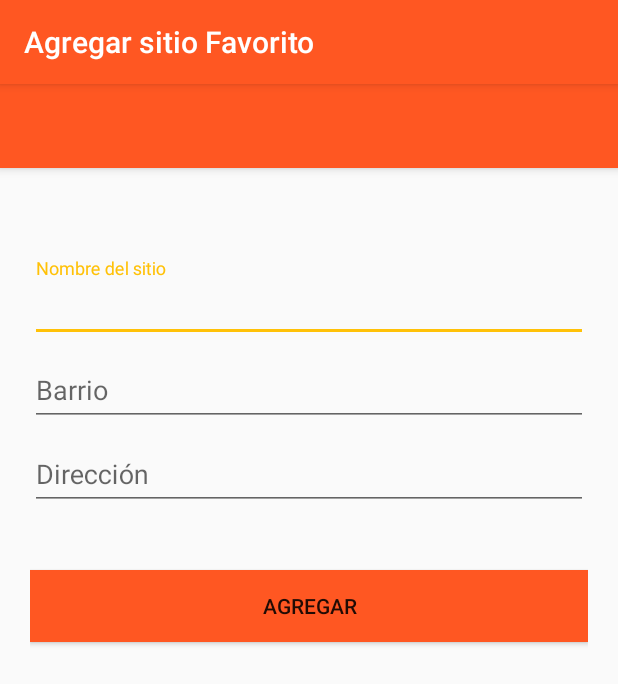
After one commit to LauraCortes/PlanIt, an Android app: the AgregarSitioActivity screen opened directly, with no data from a screen before it, on a phone screen of 412 x 824 dp. The commit adds this screen. Shown: the top 684 px of the screen. Run offline under Robolectric (Android 15) with nearby library versions, the phone set to English and light mode, and no system bars; 1 statement that could not run was skipped.

Commit message:
Agregadas pantallas para administración de sitios, así como design y la paleta de colores

```diff
--- a/app/build.gradle
+++ b/app/build.gradle
@@ -24,4 +24,5 @@ dependencies {
     testCompile 'junit:junit:4.12'
     compile 'com.android.support:appcompat-v7:24.2.0'
     compile 'uk.co.chrisjenx:calligraphy:2.1.0'
+    compile 'com.android.support:design:24.2.1'
 }
--- a/app/src/main/AndroidManifest.xml
+++ b/app/src/main/AndroidManifest.xml
@@ -19,8 +19,10 @@
             </intent-filter>
         </activity>
         <activity android:name=".RegistroActivity">
+        </activity>
 
-        </activity>
+        <activity android:name=".SitiosActivity"/>
+        <activity android:name=".AgregarSitioActivity"/>
     </application>
 
 </manifest>
--- /dev/null
+++ b/app/src/main/java/com/example/laura/planit/AgregarSitioActivity.java
@@ -0,0 +1,27 @@
+package com.example.laura.planit;
+
+import android.app.Activity;
+import android.os.Bundle;
+import android.support.v7.app.AppCompatActivity;
+import android.support.v7.widget.Toolbar;
+
+/**
+ * Created by Laura on 12/09/2016.
+ */
+public class AgregarSitioActivity extends AppCompatActivity{
+
+    Toolbar toolbar;
+    @Override
+    protected void onCreate(Bundle savedInstanceState) {
+        super.onCreate(savedInstanceState);
+        toolbar = (Toolbar) findViewById(R.id.toolbarAgregarSitio);
+        setContentView(R.layout.activity_agregar_sitios);
+        System.out.println("antes");
+        setSupportActionBar(toolbar);
+        getSupportActionBar().setTitle("Agregar sitio Favorito");
+        System.out.println("ahora");
+
+    }
+
+
+}
--- a/app/src/main/java/com/example/laura/planit/MainActivity.java
+++ b/app/src/main/java/com/example/laura/planit/MainActivity.java
@@ -34,5 +34,9 @@ public class MainActivity extends AppCompatActivity {
         startActivity(i);
     }
 
-
+    public void lanzarSitios(View view)
+    {
+        Intent i = new Intent(this, SitiosActivity.class);
+        startActivity(i);
+    }
 }
--- /dev/null
+++ b/app/src/main/res/layout/activity_agregar_sitios.xml
@@ -0,0 +1,76 @@
+<?xml version="1.0" encoding="utf-8"?>
+<android.support.design.widget.CoordinatorLayout xmlns:android="http://schemas.android.com/apk/res/android"
+    xmlns:app="http://schemas.android.com/apk/res-auto"
+    android:layout_width="match_parent"
+    android:layout_height="match_parent">
+
+    <android.support.design.widget.AppBarLayout
+        android:layout_width="match_parent"
+        android:layout_height="wrap_content"
+        android:theme="@style/ThemeOverlay.AppCompat.Dark.ActionBar">
+
+        <android.support.v7.widget.Toolbar
+            android:id="@+id/toolbarAgregarSitio"
+            android:layout_width="match_parent"
+            android:layout_height="?attr/actionBarSize"
+            android:background="?attr/colorPrimary"
+            app:layout_scrollFlags="scroll|enterAlways"
+            app:popupTheme="@style/ThemeOverlay.AppCompat.Light">
+        </android.support.v7.widget.Toolbar>
+    </android.support.design.widget.AppBarLayout>
+
+    <LinearLayout
+        android:layout_width="fill_parent"
+        android:layout_height="match_parent"
+        android:layout_marginTop="?attr/actionBarSize"
+        android:orientation="vertical"
+        android:paddingLeft="20dp"
+        android:paddingRight="20dp"
+        android:paddingTop="60dp">
+
+        <android.support.design.widget.TextInputLayout
+            android:layout_width="match_parent"
+            android:layout_height="wrap_content">
+
+            <EditText
+                android:id="@+id/txtNombre"
+                android:layout_width="match_parent"
+                android:layout_height="wrap_content"
+                android:singleLine="true"
+                android:hint="Nombre del sitio" />
+        </android.support.design.widget.TextInputLayout>
+
+        <android.support.design.widget.TextInputLayout
+            android:layout_width="match_parent"
+            android:layout_height="wrap_content">
+
+            <EditText
+                android:id="@+id/txtBarrio"
+                android:layout_width="match_parent"
+                android:layout_height="wrap_content"
+                android:inputType="textCapWords"
+                android:hint="Barrio" />
+        </android.support.design.widget.TextInputLayout>
+
+        <android.support.design.widget.TextInputLayout
+            android:layout_width="match_parent"
+            android:layout_height="wrap_content">
+
+            <EditText
+                android:id="@+id/txtDireccion"
+                android:layout_width="match_parent"
+                android:layout_height="wrap_content"
+                android:inputType="textCapWords"
+                android:hint="Dirección" />
+        </android.support.design.widget.TextInputLayout>
+
+        <Button android:id="@+id/btnAgregar"
+            android:layout_width="fill_parent"
+            android:layout_height="wrap_content"
+            android:text="Agregar"
+            android:background="@color/colorPrimary"
+            android:layout_marginTop="40dp"/>
+
+    </LinearLayout>
+
+</android.support.design.widget.CoordinatorLayout>
--- a/app/src/main/res/layout/activity_main.xml
+++ b/app/src/main/res/layout/activity_main.xml
@@ -46,13 +46,12 @@
 
     <LinearLayout xmlns:android="http://schemas.android.com/apk/res/android"
         xmlns:tools="http://schemas.android.com/tools"
-        android:id="@+id/botonSitiosFavoritos"
         android:layout_width="match_parent"
         android:layout_height="50px"
         android:layout_marginTop="300px"
         android:orientation="horizontal"
         android:clickable="true"
-        android:onClick="registrar"
+        android:onClick="lanzarSitios"
         fontPath="fonts/DarwinBold.ttf"
         tools:ignore="MissingPrefix">
 
--- a/app/src/main/res/values/colors.xml
+++ b/app/src/main/res/values/colors.xml
@@ -1,6 +1,11 @@
 <?xml version="1.0" encoding="utf-8"?>
 <resources>
-    <color name="colorPrimary">#3F51B5</color>
-    <color name="colorPrimaryDark">#303F9F</color>
-    <color name="colorAccent">#FF4081</color>
+  <color name="colorPrimary">#FF5722</color>
+  <color name="colorPrimaryDark">#E64A19</color>
+  <color name="colorPrimaryLight">#FFCCBC</color>
+  <color name="colorAccent">#FFC107</color>
+  <color name="colorPrimaryText">#212121</color>
+  <color name="colorSecondaryText">#757575</color>
+  <color name="colorIcons">#FFFFFF</color>
+  <color name="colorDivider">#BDBDBD</color>
 </resources>
--- /dev/null
+++ b/app/src/main/res/values/colors_2.xml
@@ -0,0 +1,6 @@
+<?xml version="1.0" encoding="utf-8"?>
+<resources>
+    <color name="colorPrimaryP">#3F51B5</color>
+    <color name="colorPrimaryDarkP">#303F9F</color>
+    <color name="colorAccentP">#FF4081</color>
+</resources>
--- a/app/src/main/res/values/dimens.xml
+++ b/app/src/main/res/values/dimens.xml
@@ -2,4 +2,5 @@
     <!-- Default screen margins, per the Android Design guidelines. -->
     <dimen name="activity_horizontal_margin">16dp</dimen>
     <dimen name="activity_vertical_margin">16dp</dimen>
+    <dimen name="fab_margin">16dp</dimen>
 </resources>
```
Also changed, not shown: app/src/main/java/com/example/laura/planit/DBHandler.java (+2 -9 lines), app/src/main/java/com/example/laura/planit/SitiosActivity.java (added, +29 -0 lines), app/src/main/res/layout/activity_sitios.xml (+17 -3 lines), app/src/main/res/drawable-mdpi/agregarSitio.png (added), app/src/main/res/drawable-mdpi/home.png (added).
